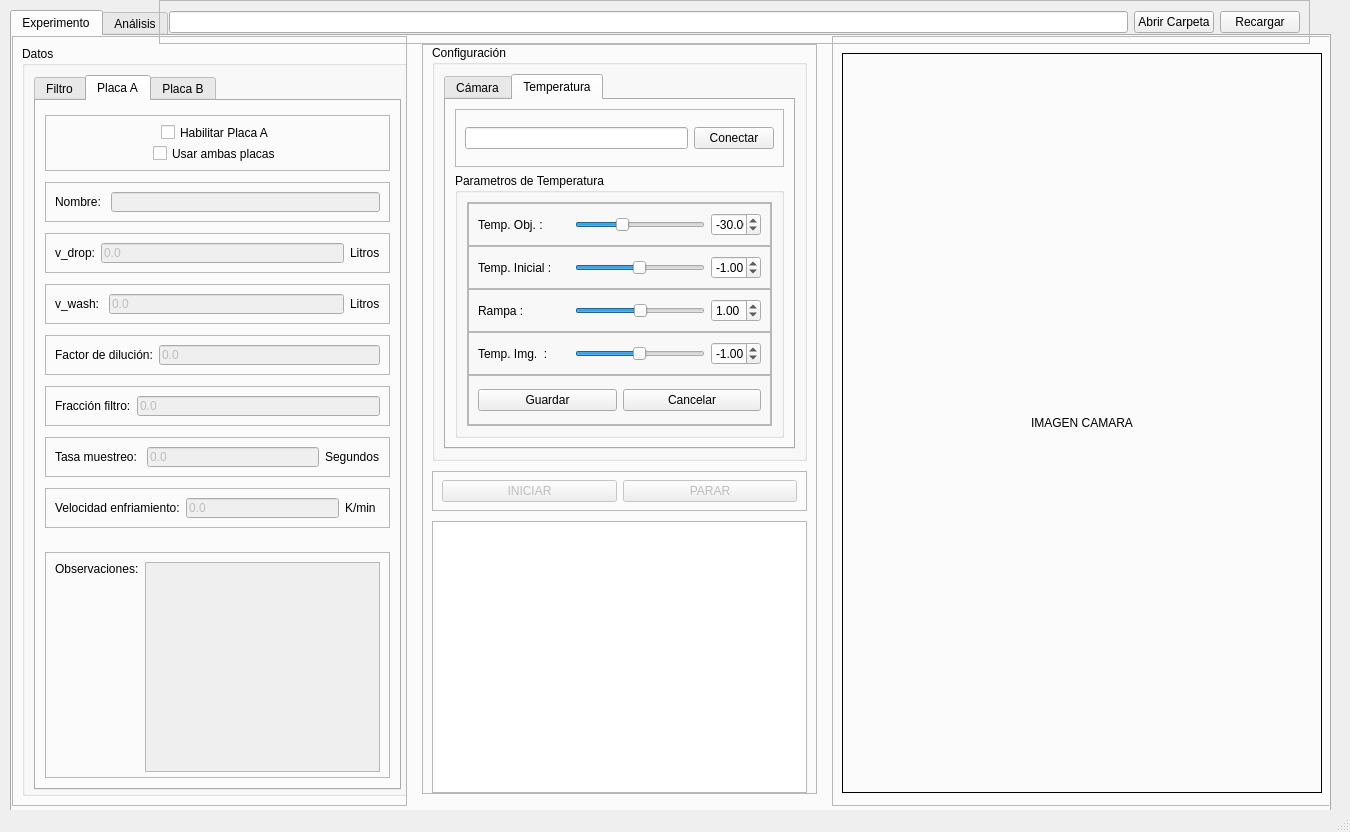
The window that v4-interfaz.ui (tigre437/interfazv4) describes before a commit, drawn with Qt 5.
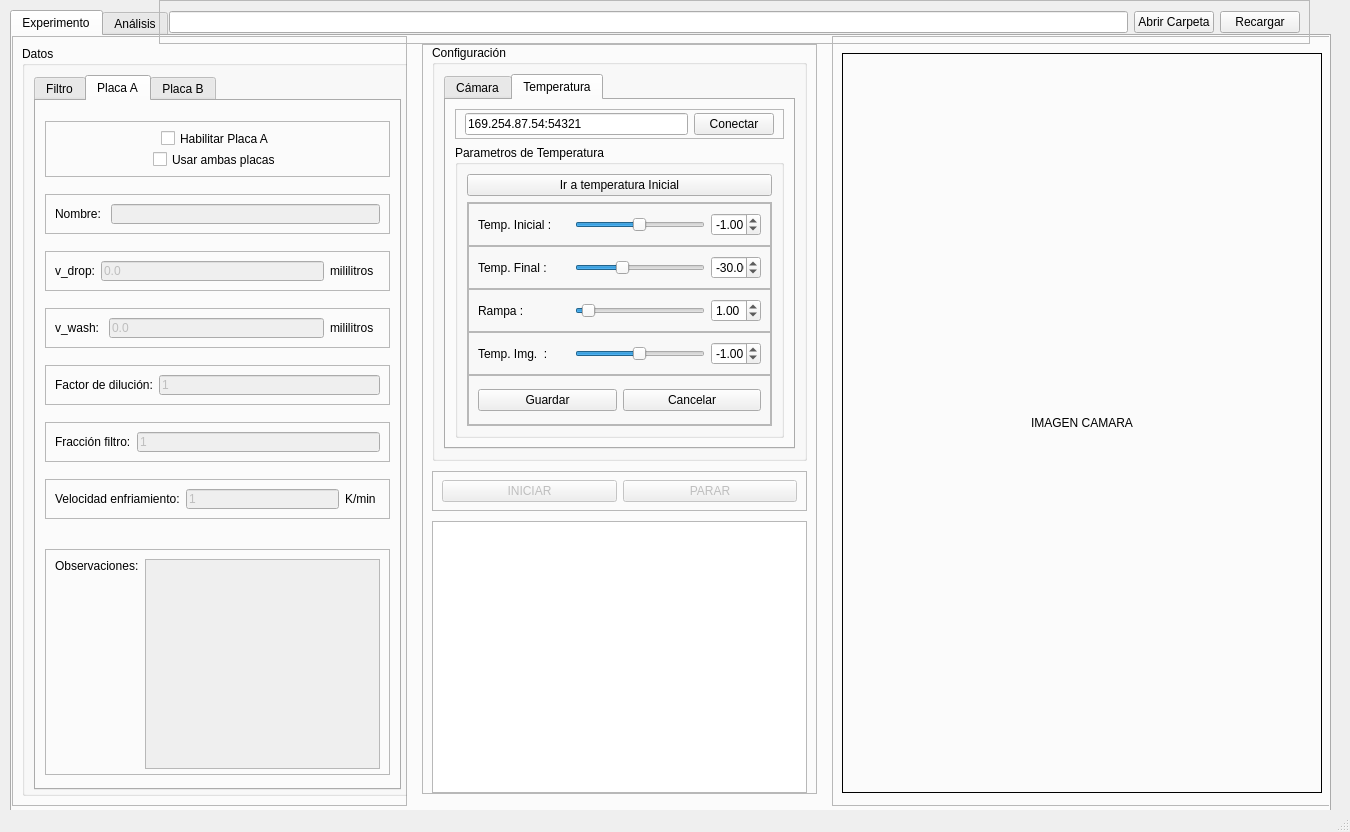
The same window after the commit. The open tabs and pages were chosen to show the change. Icons and pictures are not drawn.

```diff
--- a/v4-interfaz.ui
+++ b/v4-interfaz.ui
@@ -587,21 +587,21 @@
                   </widget>
                  </item>
                  <item>
-                  <widget class="QLabel" name="label_40">
+                  <widget class="QLabel" name="label_102">
                    <property name="minimumSize">
                     <size>
-                     <width>30</width>
+                     <width>50</width>
                      <height>0</height>
                     </size>
                    </property>
                    <property name="maximumSize">
                     <size>
-                     <width>10</width>
+                     <width>50</width>
                      <height>16777215</height>
                     </size>
                    </property>
                    <property name="text">
-                    <string>Litros</string>
+                    <string>mililitros</string>
                    </property>
                   </widget>
                  </item>
@@ -647,21 +647,21 @@
                   </widget>
                  </item>
                  <item>
-                  <widget class="QLabel" name="label_41">
+                  <widget class="QLabel" name="label_101">
                    <property name="minimumSize">
                     <size>
-                     <width>30</width>
+                     <width>50</width>
                      <height>0</height>
                     </size>
                    </property>
                    <property name="maximumSize">
                     <size>
-                     <width>10</width>
+                     <width>50</width>
                      <height>16777215</height>
                     </size>
                    </property>
                    <property name="text">
-                    <string>Litros</string>
+                    <string>mililitros</string>
                    </property>
                   </widget>
                  </item>
@@ -702,7 +702,7 @@
                     <bool>false</bool>
                    </property>
                    <property name="text">
-                    <string>0.0</string>
+                    <string>1</string>
                    </property>
                   </widget>
                  </item>
@@ -743,67 +743,7 @@
                     <bool>false</bool>
                    </property>
                    <property name="text">
-                    <string>0.0</string>
-                   </property>
-                  </widget>
-                 </item>
-                </layout>
-               </widget>
-              </item>
-              <item>
-               <widget class="QFrame" name="frame_36">
-                <property name="minimumSize">
-                 <size>
-                  <width>0</width>
-                  <height>0</height>
-                 </size>
-                </property>
-                <property name="maximumSize">
-                 <size>
-                  <width>16777215</width>
-                  <height>40</height>
-                 </size>
-                </property>
-                <property name="frameShape">
-                 <enum>QFrame::StyledPanel</enum>
-                </property>
-                <property name="frameShadow">
-                 <enum>QFrame::Raised</enum>
-                </property>
-                <layout class="QHBoxLayout" name="horizontalLayout_48">
-                 <item>
-                  <widget class="QLabel" name="label_37">
-                   <property name="text">
-                    <string>Tasa muestreo: </string>
-                   </property>
-                  </widget>
-                 </item>
-                 <item>
-                  <widget class="QLineEdit" name="txtTasaMuestreoPlacaA">
-                   <property name="enabled">
-                    <bool>false</bool>
-                   </property>
-                   <property name="text">
-                    <string>0.0</string>
-                   </property>
-                  </widget>
-                 </item>
-                 <item>
-                  <widget class="QLabel" name="label_43">
-                   <property name="minimumSize">
-                    <size>
-                     <width>55</width>
-                     <height>0</height>
-                    </size>
-                   </property>
-                   <property name="maximumSize">
-                    <size>
-                     <width>10</width>
-                     <height>16777215</height>
-                    </size>
-                   </property>
-                   <property name="text">
-                    <string>Segundos</string>
+                    <string>1</string>
                    </property>
                   </widget>
                  </item>
@@ -844,7 +784,7 @@
                     <bool>false</bool>
                    </property>
                    <property name="text">
-                    <string>0.0</string>
+                    <string>1</string>
                    </property>
                   </widget>
                  </item>
@@ -1164,67 +1104,7 @@
                     <bool>false</bool>
                    </property>
                    <property name="text">
-                    <string>0.0</string>
-                   </property>
-                  </widget>
-                 </item>
-                </layout>
-               </widget>
-              </item>
-              <item>
-               <widget class="QFrame" name="frame_81">
-                <property name="minimumSize">
-                 <size>
-                  <width>0</width>
-                  <height>0</height>
-                 </size>
-                </property>
-                <property name="maximumSize">
-                 <size>
-                  <width>16777215</width>
-                  <height>40</height>
-                 </size>
-                </property>
-                <property name="frameShape">
-                 <enum>QFrame::StyledPanel</enum>
-                </property>
-                <property name="frameShadow">
-                 <enum>QFrame::Raised</enum>
-                </property>
-                <layout class="QHBoxLayout" name="horizontalLayout_90">
-                 <item>
-                  <widget class="QLabel" name="label_101">
-                   <property name="text">
-                    <string>Tasa muestreo: </string>
-                   </property>
-                  </widget>
-                 </item>
-                 <item>
-                  <widget class="QLineEdit" name="txtTasaMuestreoPlacaB">
-                   <property name="enabled">
-                    <bool>false</bool>
-                   </property>
-                   <property name="text">
-                    <string>0.0</string>
-                   </property>
-                  </widget>
-                 </item>
-                 <item>
-                  <widget class="QLabel" name="label_102">
-                   <property name="minimumSize">
-                    <size>
-                     <width>55</width>
-                     <height>0</height>
-                    </size>
-                   </property>
-                   <property name="maximumSize">
-                    <size>
-                     <width>10</width>
-                     <height>16777215</height>
-                    </size>
-                   </property>
-                   <property name="text">
-                    <string>Segundos</string>
+                    <string>1</string>
                    </property>
                   </widget>
                  </item>
@@ -1734,7 +1614,11 @@
                   <number>0</number>
                  </property>
                  <item>
-                  <widget class="QLineEdit" name="txtIpTermos"/>
+                  <widget class="QLineEdit" name="txtIpTermos">
+                   <property name="text">
+                    <string>169.254.87.54:54321</string>
+                   </property>
+                  </widget>
                  </item>
                  <item>
                   <widget class="QPushButton" name="buttonConectarTermo">
@@ -1758,6 +1642,13 @@
                  <string>Parametros de Temperatura</string>
                 </property>
                 <layout class="QVBoxLayout" name="verticalLayout_9">
+                 <item>
+                  <widget class="QPushButton" name="buttonIrTempInic">
+                   <property name="text">
+                    <string>Ir a temperatura Inicial</string>
+                   </property>
+                  </widget>
+                 </item>
                  <item>
                   <widget class="QFrame" name="frame_13">
                    <property name="frameShape">
@@ -1782,6 +1673,60 @@
                     <property name="bottomMargin">
                      <number>0</number>
                     </property>
+                    <item>
+                     <widget class="QFrame" name="frame_15">
+                      <property name="frameShape">
+                       <enum>QFrame::StyledPanel</enum>
+                      </property>
+                      <property name="frameShadow">
+                       <enum>QFrame::Raised</enum>
+                      </property>
+                      <layout class="QHBoxLayout" name="horizontalLayout_25">
+                       <item>
+                        <widget class="QLabel" name="label_10">
+                         <property name="text">
+                          <string>Temp. Inicial :</string>
+                         </property>
+                        </widget>
+                       </item>
+                       <item>
+                        <widget class="QSlider" name="hSliderTempInic">
+                         <property name="maximumSize">
+                          <size>
+                           <width>130</width>
+                           <height>16777215</height>
+                          </size>
+                         </property>
+                         <property name="minimum">
+                          <number>-99</number>
+                         </property>
+                         <property name="value">
+                          <number>-1</number>
+                         </property>
+                         <property name="orientation">
+                          <enum>Qt::Horizontal</enum>
+                         </property>
+                        </widget>
+                       </item>
+                       <item>
+                        <widget class="QDoubleSpinBox" name="dSpinBoxTempIni">
+                         <property name="maximumSize">
+                          <size>
+                           <width>50</width>
+                           <height>16777215</height>
+                          </size>
+                         </property>
+                         <property name="minimum">
+                          <double>-99.000000000000000</double>
+                         </property>
+                         <property name="value">
+                          <double>-1.000000000000000</double>
+                         </property>
+                        </widget>
+                       </item>
+                      </layout>
+                     </widget>
+                    </item>
                     <item>
                      <widget class="QFrame" name="frame_14">
                       <property name="frameShape">
@@ -1797,7 +1742,7 @@
                           <string comment="PRUEBAA" extracomment="PRUEBAA"/>
                          </property>
                          <property name="text">
-                          <string>Temp. Obj. :</string>
+                          <string>Temp. Final :</string>
                          </property>
                         </widget>
                        </item>
@@ -1839,60 +1784,6 @@
                       </layout>
                      </widget>
                     </item>
-                    <item>
-                     <widget class="QFrame" name="frame_15">
-                      <property name="frameShape">
-                       <enum>QFrame::StyledPanel</enum>
-                      </property>
-                      <property name="frameShadow">
-                       <enum>QFrame::Raised</enum>
-                      </property>
-                      <layout class="QHBoxLayout" name="horizontalLayout_25">
-                       <item>
-                        <widget class="QLabel" name="label_10">
-                         <property name="text">
-                          <string>Temp. Inicial :</string>
-                         </property>
-                        </widget>
-                       </item>
-                       <item>
-                        <widget class="QSlider" name="hSliderTempInic">
-                         <property name="maximumSize">
-                          <size>
-                           <width>130</width>
-                           <height>16777215</height>
-                          </size>
-                         </property>
-                         <property name="minimum">
-                          <number>-99</number>
-                         </property>
-                         <property name="value">
-                          <number>-1</number>
-                         </property>
-                         <property name="orientation">
-                          <enum>Qt::Horizontal</enum>
-                         </property>
-                        </widget>
-                       </item>
-                       <item>
-                        <widget class="QDoubleSpinBox" name="dSpinBoxTempIni">
-                         <property name="maximumSize">
-                          <size>
-                           <width>50</width>
-                           <height>16777215</height>
-                          </size>
-                         </property>
-                         <property name="minimum">
-                          <double>-99.000000000000000</double>
-                         </property>
-                         <property name="value">
-                          <double>-1.000000000000000</double>
-                         </property>
-                        </widget>
-                       </item>
-                      </layout>
-                     </widget>
-                    </item>
                     <item>
                      <widget class="QFrame" name="frame_16">
                       <property name="frameShape">
@@ -1918,7 +1809,10 @@
                           </size>
                          </property>
                          <property name="minimum">
-                          <number>-99</number>
+                          <number>0</number>
+                         </property>
+                         <property name="maximum">
+                          <number>20</number>
                          </property>
                          <property name="value">
                           <number>1</number>
```
Left out of the diff: 30 changed lines with no effect on the pictures.
